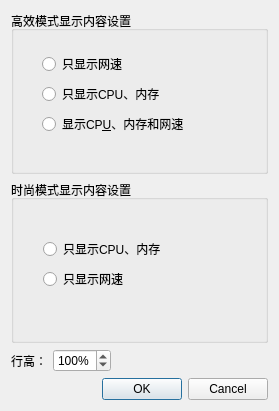
This is plugins/dde-sys-monitor-plugin/pluginsettingdialog.ui in GXDE-OS/gxde-dock as Qt 5 draws it before an edit. The edited form follows.
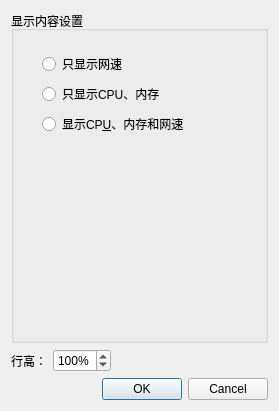
This is the edited form.

Commit message: 系统资源插件支持在时尚模式显示全部信息

```diff
--- a/plugins/dde-sys-monitor-plugin/pluginsettingdialog.ui
+++ b/plugins/dde-sys-monitor-plugin/pluginsettingdialog.ui
@@ -19,11 +19,11 @@
   <property name="styleSheet">
    <string notr="true"/>
   </property>
-  <layout class="QVBoxLayout" name="verticalLayout" stretch="5,5,1,1">
+  <layout class="QVBoxLayout" name="verticalLayout" stretch="5,1,1">
    <item>
     <widget class="QGroupBox" name="displayContentSettingGroupBox">
      <property name="title">
-      <string>高效模式显示内容设置</string>
+      <string>显示内容设置</string>
      </property>
      <widget class="QWidget" name="layoutWidget">
       <property name="geometry">
@@ -60,39 +60,6 @@
      </widget>
     </widget>
    </item>
-   <item>
-    <widget class="QGroupBox" name="fashionDisplayContentSettingGroupBox">
-     <property name="title">
-      <string>时尚模式显示内容设置</string>
-     </property>
-     <widget class="QWidget" name="layoutWidget">
-      <property name="geometry">
-       <rect>
-        <x>32</x>
-        <y>57</y>
-        <width>123</width>
-        <height>56</height>
-       </rect>
-      </property>
-      <layout class="QVBoxLayout" name="verticalLayout_3">
-       <item>
-        <widget class="QRadioButton" name="fashionOnlyCPUMEMRadioButton">
-         <property name="text">
-          <string>只显示CPU、内存</string>
-         </property>
-        </widget>
-       </item>
-       <item>
-        <widget class="QRadioButton" name="fashionOnlyNetSpeedRadioButton">
-         <property name="text">
-          <string>只显示网速</string>
-         </property>
-        </widget>
-       </item>
-      </layout>
-     </widget>
-    </widget>
-   </item>
    <item>
     <layout class="QHBoxLayout" name="horizontalLayout">
      <property name="sizeConstraint">
```
Left out of the diff: 6 changed lines with no effect on the pictures. The commit also changes 11 other files.
